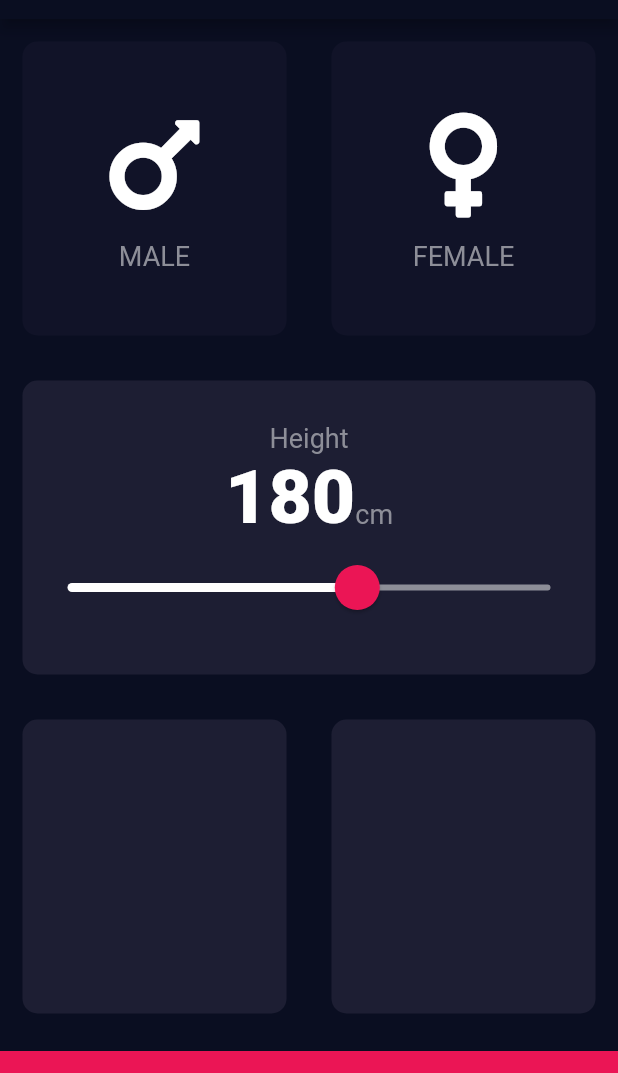
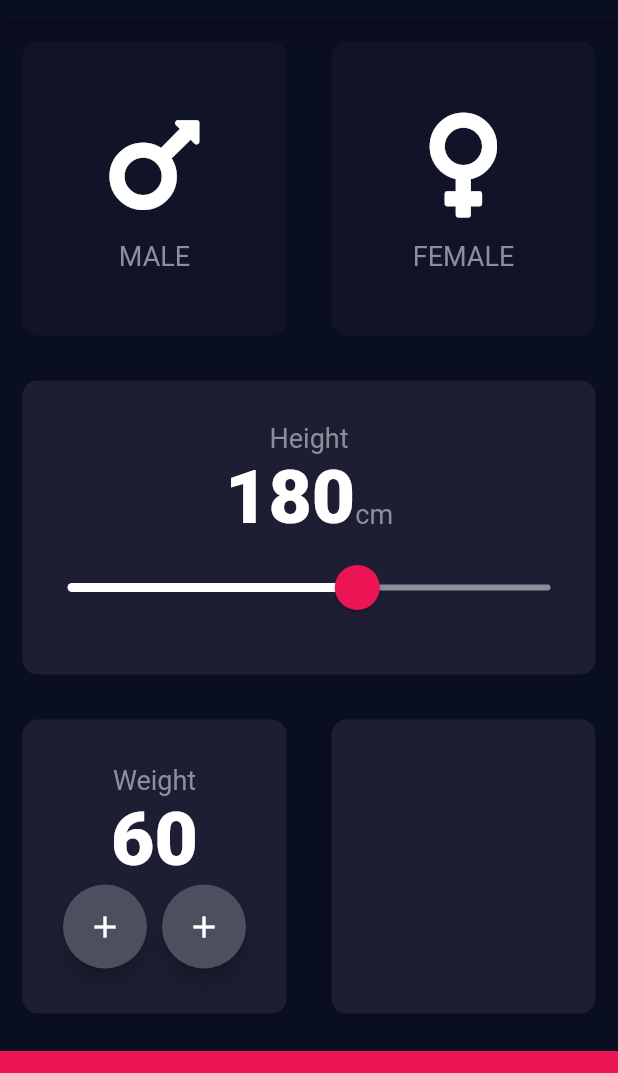
Before and after one commit to v3nk3y/bmi_cal, a Flutter app: the screen it shows after launch, on a phone screen of 412 x 824 dp, the part 65-1138 px from its top. Run offline on Flutter 3.47's test engine with Material 2 defaults, Android fonts, the phone set to English and light mode, and no system bars; our stand-ins replace font_awesome_flutter.

Commit message:
weight card base skeleton added

```diff
--- a/lib/home_page.dart
+++ b/lib/home_page.dart
@@ -119,7 +119,46 @@ class _HomePageState extends State<HomePage> {
             child: Row(
               children: <Widget>[
                 Expanded(
-                  child: ReusableCard(colour: kActiveCardColor),
+                  child: ReusableCard(
+                    colour: kActiveCardColor,
+                    cardChild: Column(
+                      mainAxisAlignment: MainAxisAlignment.center,
+                      children: <Widget>[
+                        Text(
+                          'Weight',
+                          style: kIconLabelStyle,
+                        ),
+                        Text(
+                          '60',
+                          style: kNumberTextStyle,
+                        ),
+                        Row(
+                          mainAxisAlignment: MainAxisAlignment.center,
+                          children: <Widget>[
+                            FloatingActionButton(
+                              onPressed: () {},
+                              child: Icon(
+                                Icons.add,
+                                color: Colors.white,
+                              ),
+                              backgroundColor: Color(0xFF4C4F5E),
+                            ),
+                            SizedBox(
+                              width: 10.0,
+                            ),
+                            FloatingActionButton(
+                              onPressed: () {},
+                              child: Icon(
+                                Icons.add,
+                                color: Colors.white,
+                              ),
+                              backgroundColor: Color(0xFF4C4F5E),
+                            ),
+                          ],
+                        ),
+                      ],
+                    ),
+                  ),
                 ),
                 Expanded(
                   child: ReusableCard(colour: kActiveCardColor),
```
